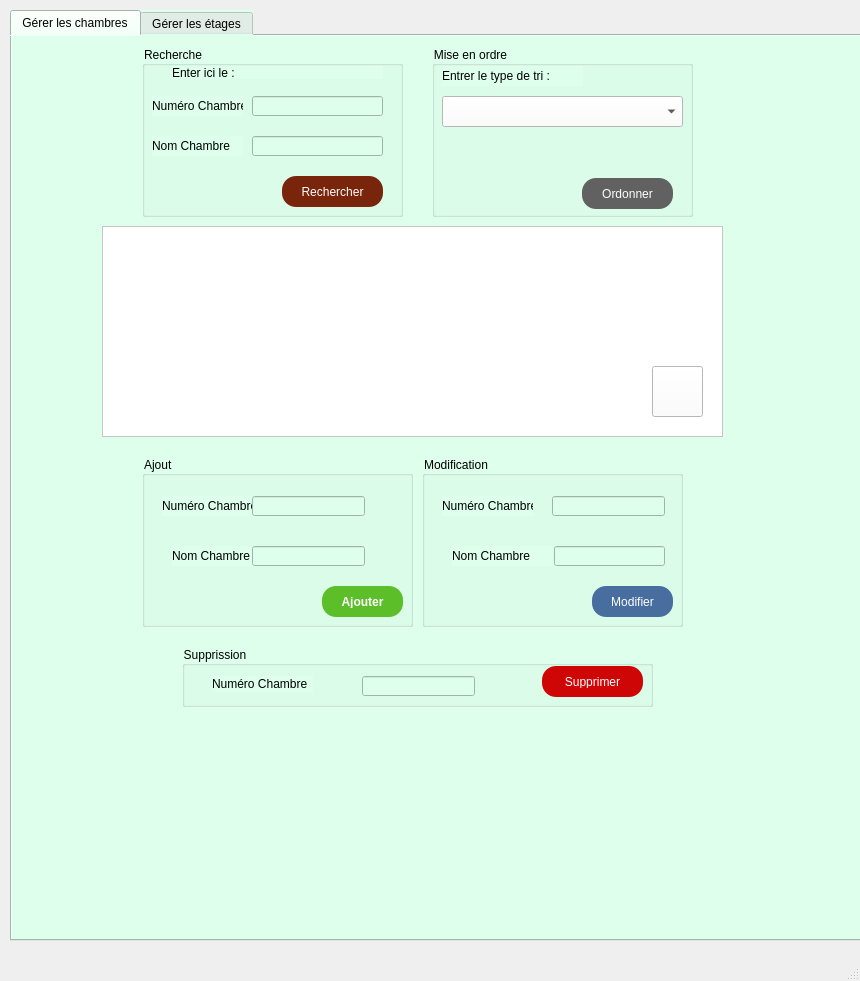
Above: mainwindow.ui from naouelboughattas/Smart_parental_Monitoring_2A17 before the change. Below: the same form after it.
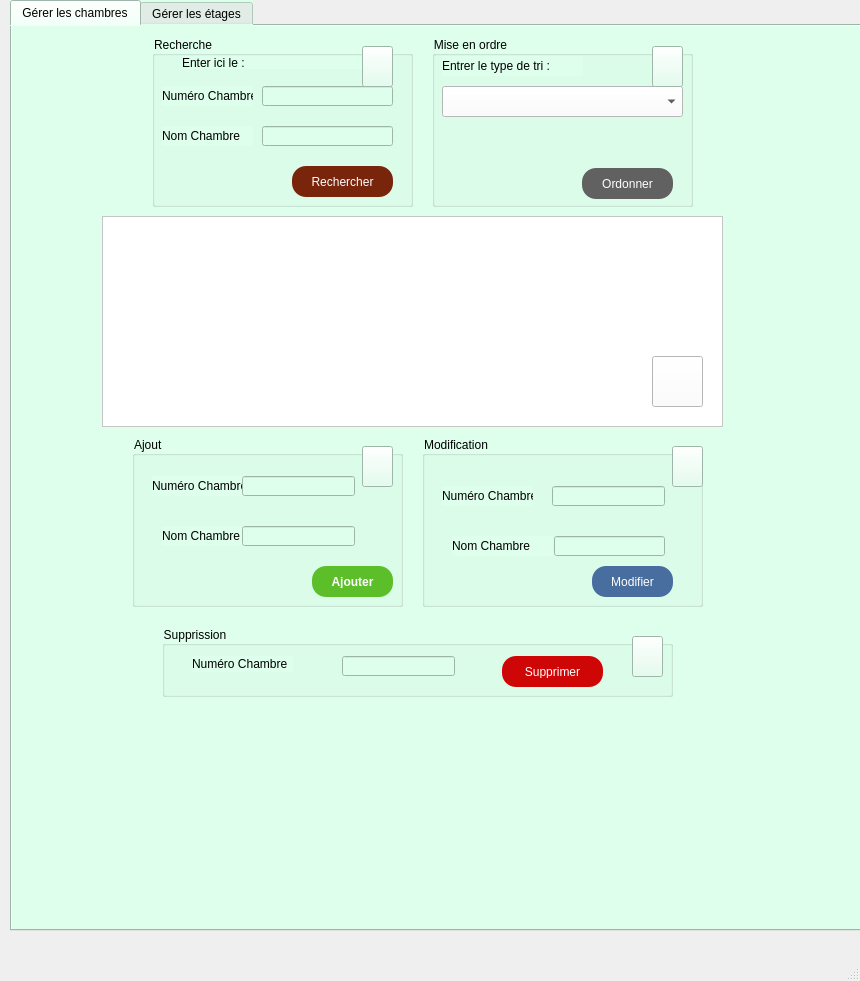
That is the form after the change. The open tabs and pages were chosen to show the change. Icons and pictures are not drawn.

Patch:
```diff
--- a/mainwindow.ui
+++ b/mainwindow.ui
@@ -29,7 +29,7 @@
     <property name="geometry">
      <rect>
       <x>10</x>
-      <y>10</y>
+      <y>0</y>
       <width>931</width>
       <height>931</height>
      </rect>
@@ -47,8 +47,8 @@
      <widget class="QGroupBox" name="groupBox">
       <property name="geometry">
        <rect>
-        <x>130</x>
-        <y>420</y>
+        <x>120</x>
+        <y>410</y>
         <width>271</width>
         <height>171</height>
        </rect>
@@ -139,13 +139,29 @@
         <string>Ajouter</string>
        </property>
       </widget>
+      <widget class="QPushButton" name="Sonrechech_3">
+       <property name="geometry">
+        <rect>
+         <x>230</x>
+         <y>10</y>
+         <width>31</width>
+         <height>41</height>
+        </rect>
+       </property>
+       <property name="styleSheet">
+        <string notr="true">background-image: url(C:/Users/Lenovo/Desktop/son.jpg);</string>
+       </property>
+       <property name="text">
+        <string/>
+       </property>
+      </widget>
      </widget>
      <widget class="QGroupBox" name="groupBox_2">
       <property name="geometry">
        <rect>
         <x>410</x>
-        <y>420</y>
-        <width>261</width>
+        <y>410</y>
+        <width>281</width>
         <height>171</height>
        </rect>
       </property>
@@ -156,7 +172,7 @@
        <property name="geometry">
         <rect>
          <x>130</x>
-         <y>40</y>
+         <y>50</y>
          <width>113</width>
          <height>20</height>
         </rect>
@@ -166,7 +182,7 @@
        <property name="geometry">
         <rect>
          <x>132</x>
-         <y>90</y>
+         <y>100</y>
          <width>111</width>
          <height>20</height>
         </rect>
@@ -202,7 +218,7 @@
        <property name="geometry">
         <rect>
          <x>20</x>
-         <y>40</y>
+         <y>50</y>
          <width>91</width>
          <height>20</height>
         </rect>
@@ -215,7 +231,7 @@
        <property name="geometry">
         <rect>
          <x>30</x>
-         <y>90</y>
+         <y>100</y>
          <width>101</width>
          <height>20</height>
         </rect>
@@ -259,14 +275,30 @@
         <string>Modifier</string>
        </property>
       </widget>
+      <widget class="QPushButton" name="Sonrechech_4">
+       <property name="geometry">
+        <rect>
+         <x>250</x>
+         <y>10</y>
+         <width>31</width>
+         <height>41</height>
+        </rect>
+       </property>
+       <property name="styleSheet">
+        <string notr="true">background-image: url(C:/Users/Lenovo/Desktop/son.jpg);</string>
+       </property>
+       <property name="text">
+        <string/>
+       </property>
+      </widget>
      </widget>
      <widget class="QGroupBox" name="groupBox_3">
       <property name="geometry">
        <rect>
-        <x>170</x>
-        <y>610</y>
-        <width>471</width>
-        <height>61</height>
+        <x>150</x>
+        <y>600</y>
+        <width>511</width>
+        <height>71</height>
        </rect>
       </property>
       <property name="styleSheet">
@@ -301,8 +333,8 @@
       <widget class="QPushButton" name="suprrimer">
        <property name="geometry">
         <rect>
-         <x>360</x>
-         <y>20</y>
+         <x>340</x>
+         <y>30</y>
          <width>101</width>
          <height>31</height>
         </rect>
@@ -333,6 +365,22 @@
         <string>Supprimer</string>
        </property>
       </widget>
+      <widget class="QPushButton" name="Sonrechech_5">
+       <property name="geometry">
+        <rect>
+         <x>470</x>
+         <y>10</y>
+         <width>31</width>
+         <height>41</height>
+        </rect>
+       </property>
+       <property name="styleSheet">
+        <string notr="true">background-image: url(C:/Users/Lenovo/Desktop/son.jpg);</string>
+       </property>
+       <property name="text">
+        <string/>
+       </property>
+      </widget>
      </widget>
      <widget class="QTableView" name="tableView">
       <property name="geometry">
@@ -423,11 +471,27 @@
         <string>Ordonner</string>
        </property>
       </widget>
+      <widget class="QPushButton" name="Sonrechech_2">
+       <property name="geometry">
+        <rect>
+         <x>220</x>
+         <y>10</y>
+         <width>31</width>
+         <height>41</height>
+        </rect>
+       </property>
+       <property name="styleSheet">
+        <string notr="true">background-image: url(C:/Users/Lenovo/Desktop/son.jpg);</string>
+       </property>
+       <property name="text">
+        <string/>
+       </property>
+      </widget>
      </widget>
      <widget class="QGroupBox" name="groupBox_11">
       <property name="geometry">
        <rect>
-        <x>130</x>
+        <x>140</x>
         <y>10</y>
         <width>261</width>
         <height>171</height>
@@ -539,6 +603,22 @@
         <string>Enter ici le : </string>
        </property>
       </widget>
+      <widget class="QPushButton" name="Sonrechech">
+       <property name="geometry">
+        <rect>
+         <x>210</x>
+         <y>10</y>
+         <width>31</width>
+         <height>41</height>
+        </rect>
+       </property>
+       <property name="styleSheet">
+        <string notr="true">background-image: url(C:/Users/Lenovo/Desktop/son.jpg);</string>
+       </property>
+       <property name="text">
+        <string/>
+       </property>
+      </widget>
      </widget>
      <widget class="QPushButton" name="pushButton_3">
       <property name="geometry">
```
Left out of the diff: 97 changed lines with no effect on the pictures.
